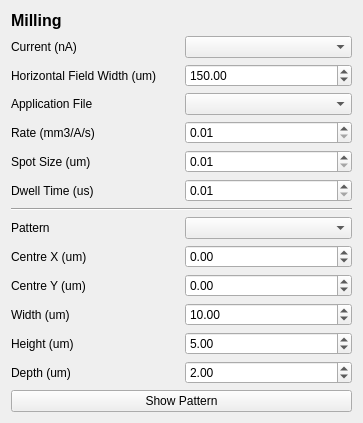
Before: the Qt Designer form fibsem/ui/qtdesigner_files/FibsemMillingWidgetui.ui in DeMarcoLab/fibsem, drawn with Qt 5.
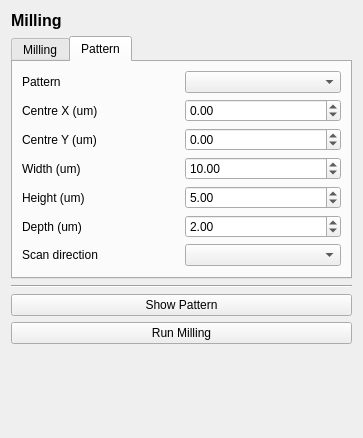
After: the same form once the commit is applied.

```diff
--- a/fibsem/ui/qtdesigner_files/FibsemMillingWidgetui.ui
+++ b/fibsem/ui/qtdesigner_files/FibsemMillingWidgetui.ui
@@ -7,21 +7,83 @@
     <x>0</x>
     <y>0</y>
     <width>363</width>
-    <height>422</height>
+    <height>438</height>
    </rect>
   </property>
   <property name="windowTitle">
    <string>Form</string>
   </property>
   <layout class="QGridLayout" name="gridLayout">
-   <item row="13" column="0">
-    <widget class="QLabel" name="label_depth">
+   <item row="10" column="0" colspan="2">
+    <widget class="Line" name="line">
+     <property name="orientation">
+      <enum>Qt::Horizontal</enum>
+     </property>
+    </widget>
+   </item>
+   <item row="19" column="0" colspan="2">
+    <spacer name="verticalSpacer">
+     <property name="orientation">
+      <enum>Qt::Vertical</enum>
+     </property>
+     <property name="sizeHint" stdset="0">
+      <size>
+       <width>20</width>
+       <height>40</height>
+      </size>
+     </property>
+    </spacer>
+   </item>
+   <item row="17" column="0" colspan="2">
+    <widget class="QPushButton" name="pushButton">
      <property name="text">
-      <string>Depth (um)</string>
+      <string>Show Pattern</string>
      </property>
     </widget>
    </item>
-   <item row="1" column="0">
+   <item row="9" column="0" colspan="2">
+    <widget class="QTabWidget" name="tabWidget">
+     <property name="minimumSize">
+      <size>
+       <width>0</width>
+       <height>0</height>
+      </size>
+     </property>
+     <property name="currentIndex">
+      <number>1</number>
+     </property>
+     <widget class="QWidget" name="tab_milling">
+      <attribute name="title">
+       <string>Milling</string>
+      </attribute>
+      <layout class="QGridLayout" name="gridLayout_2">
+       <item row="3" column="1">
+        <widget class="QComboBox" name="comboBox_application_file"/>
+       </item>
+       <item row="5" column="1">
+        <widget class="QDoubleSpinBox" name="doubleSpinBox_spot_size">
+         <property name="minimum">
+          <double>0.010000000000000</double>
+         </property>
+         <property name="singleStep">
+          <double>0.010000000000000</double>
+         </property>
+        </widget>
+       </item>
+       <item row="2" column="1">
+        <widget class="QDoubleSpinBox" name="doubleSpinBox_hfw">
+         <property name="minimum">
+          <double>10.000000000000000</double>
+         </property>
+         <property name="maximum">
+          <double>2700.000000000000000</double>
+         </property>
+         <property name="value">
+          <double>150.000000000000000</double>
+         </property>
+        </widget>
+       </item>
+       <item row="0" column="0">
     <widget class="QLabel" name="label_milling_current">
      <property name="text">
       <string>Current (nA)</string>
@@ -38,6 +100,40 @@
      </property>
     </widget>
    </item>
+       <item row="0" column="1">
+        <widget class="QComboBox" name="comboBox_milling_current"/>
+       </item>
+       <item row="4" column="1">
+        <widget class="QDoubleSpinBox" name="doubleSpinBox_rate">
+         <property name="minimum">
+          <double>0.010000000000000</double>
+         </property>
+         <property name="singleStep">
+          <double>0.010000000000000</double>
+         </property>
+        </widget>
+       </item>
+       <item row="2" column="0">
+        <widget class="QLabel" name="label_hfw">
+         <property name="text">
+          <string>Horizontal Field Width (um)</string>
+         </property>
+        </widget>
+       </item>
+       <item row="3" column="0">
+        <widget class="QLabel" name="label_application_file">
+         <property name="text">
+          <string>Application File</string>
+         </property>
+        </widget>
+       </item>
+       <item row="4" column="0">
+        <widget class="QLabel" name="label_rate">
+         <property name="text">
+          <string>Rate (mm3/A/s)</string>
+         </property>
+        </widget>
+       </item>
    <item row="5" column="0">
     <widget class="QLabel" name="label_spot_size">
      <property name="text">
@@ -45,14 +141,70 @@
      </property>
     </widget>
    </item>
-   <item row="15" column="0" colspan="2">
-    <widget class="QPushButton" name="pushButton">
+       <item row="6" column="0">
+        <widget class="QLabel" name="label_dwell_time">
      <property name="text">
-      <string>Show Pattern</string>
+          <string>Dwell Time (us)</string>
      </property>
     </widget>
    </item>
-   <item row="9" column="1">
+      </layout>
+     </widget>
+     <widget class="QWidget" name="tab_pattern">
+      <attribute name="title">
+       <string>Pattern</string>
+      </attribute>
+      <layout class="QGridLayout" name="gridLayout_3">
+       <item row="2" column="0">
+        <widget class="QLabel" name="label_centre_y">
+         <property name="text">
+          <string>Centre Y (um)</string>
+         </property>
+        </widget>
+       </item>
+       <item row="3" column="1">
+        <widget class="QDoubleSpinBox" name="doubleSpinBox_width">
+         <property name="minimum">
+          <double>0.100000000000000</double>
+         </property>
+         <property name="maximum">
+          <double>100000000000.000000000000000</double>
+         </property>
+         <property name="singleStep">
+          <double>0.100000000000000</double>
+         </property>
+         <property name="value">
+          <double>10.000000000000000</double>
+         </property>
+        </widget>
+       </item>
+       <item row="0" column="1">
+        <widget class="QComboBox" name="comboBox_pattern"/>
+       </item>
+       <item row="4" column="1">
+        <widget class="QDoubleSpinBox" name="doubleSpinBox_height">
+         <property name="minimum">
+          <double>0.100000000000000</double>
+         </property>
+         <property name="maximum">
+          <double>100000000000000.000000000000000</double>
+         </property>
+         <property name="singleStep">
+          <double>0.100000000000000</double>
+         </property>
+         <property name="value">
+          <double>5.000000000000000</double>
+         </property>
+        </widget>
+       </item>
+       <item row="1" column="0">
+        <widget class="QLabel" name="label_centre_x">
+         <property name="text">
+          <string>Centre X (um)</string>
+         </property>
+        </widget>
+       </item>
+       <item row="1" column="1">
     <widget class="QDoubleSpinBox" name="doubleSpinBox_centre_x">
      <property name="minimum">
       <double>-9999999999999999583119736832.000000000000000</double>
@@ -65,7 +217,21 @@
      </property>
     </widget>
    </item>
-   <item row="10" column="1">
+       <item row="3" column="0">
+        <widget class="QLabel" name="label_width">
+         <property name="text">
+          <string>Width (um)</string>
+         </property>
+        </widget>
+       </item>
+       <item row="5" column="0">
+        <widget class="QLabel" name="label_depth">
+         <property name="text">
+          <string>Depth (um)</string>
+         </property>
+        </widget>
+       </item>
+       <item row="2" column="1">
     <widget class="QDoubleSpinBox" name="doubleSpinBox_centre_y">
      <property name="minimum">
       <double>-10000000000000000.000000000000000</double>
@@ -78,45 +244,49 @@
      </property>
     </widget>
    </item>
-   <item row="6" column="0">
-    <widget class="QLabel" name="label_dwell_time">
-     <property name="text">
-      <string>Dwell Time (us)</string>
-     </property>
-    </widget>
-   </item>
-   <item row="9" column="0">
-    <widget class="QLabel" name="label_centre_x">
+       <item row="5" column="1">
+        <widget class="QDoubleSpinBox" name="doubleSpinBox_depth">
+         <property name="minimum">
+          <double>0.100000000000000</double>
+         </property>
+         <property name="maximum">
+          <double>10000000000.000000000000000</double>
+         </property>
+         <property name="singleStep">
+          <double>0.100000000000000</double>
+         </property>
+         <property name="value">
+          <double>2.000000000000000</double>
+         </property>
+        </widget>
+       </item>
+       <item row="4" column="0">
+        <widget class="QLabel" name="label_height">
      <property name="text">
-      <string>Centre X (um)</string>
+          <string>Height (um)</string>
      </property>
     </widget>
    </item>
-   <item row="8" column="0">
+       <item row="0" column="0">
     <widget class="QLabel" name="label_pattern">
      <property name="text">
       <string>Pattern</string>
      </property>
     </widget>
    </item>
-   <item row="16" column="0" colspan="2">
-    <spacer name="verticalSpacer">
-     <property name="orientation">
-      <enum>Qt::Vertical</enum>
-     </property>
-     <property name="sizeHint" stdset="0">
-      <size>
-       <width>20</width>
-       <height>40</height>
-      </size>
-     </property>
-    </spacer>
-   </item>
-   <item row="3" column="1">
-    <widget class="QComboBox" name="comboBox_application_file"/>
-   </item>
-   <item row="1" column="1">
-    <widget class="QComboBox" name="comboBox_milling_current"/>
+       <item row="6" column="0">
+        <widget class="QLabel" name="label">
+         <property name="text">
+          <string>Scan direction</string>
+         </property>
+        </widget>
+       </item>
+       <item row="6" column="1">
+        <widget class="QComboBox" name="scan_direction"/>
+       </item>
+      </layout>
+     </widget>
+    </widget>
    </item>
    <item row="0" column="0" colspan="2">
     <widget class="QLabel" name="label_title">
@@ -132,136 +302,10 @@
      </property>
     </widget>
    </item>
-   <item row="10" column="0">
-    <widget class="QLabel" name="label_centre_y">
+   <item row="18" column="0" colspan="2">
+    <widget class="QPushButton" name="pushButton_run_milling">
      <property name="text">
-      <string>Centre Y (um)</string>
-     </property>
-    </widget>
-   </item>
-   <item row="11" column="0">
-    <widget class="QLabel" name="label_width">
-     <property name="text">
-      <string>Width (um)</string>
-     </property>
-    </widget>
-   </item>
-   <item row="8" column="1">
-    <widget class="QComboBox" name="comboBox_pattern"/>
-   </item>
-   <item row="3" column="0">
-    <widget class="QLabel" name="label_application_file">
-     <property name="text">
-      <string>Application File</string>
-     </property>
-    </widget>
-   </item>
-   <item row="5" column="1">
-    <widget class="QDoubleSpinBox" name="doubleSpinBox_spot_size">
-     <property name="minimum">
-      <double>0.010000000000000</double>
-     </property>
-     <property name="singleStep">
-      <double>0.010000000000000</double>
-     </property>
-    </widget>
-   </item>
-   <item row="13" column="1">
-    <widget class="QDoubleSpinBox" name="doubleSpinBox_depth">
-     <property name="minimum">
-      <double>0.100000000000000</double>
-     </property>
-     <property name="maximum">
-      <double>10000000000.000000000000000</double>
-     </property>
-     <property name="singleStep">
-      <double>0.100000000000000</double>
-     </property>
-     <property name="value">
-      <double>2.000000000000000</double>
-     </property>
-    </widget>
-   </item>
-   <item row="12" column="0">
-    <widget class="QLabel" name="label_height">
-     <property name="text">
-      <string>Height (um)</string>
-     </property>
-    </widget>
-   </item>
-   <item row="11" column="1">
-    <widget class="QDoubleSpinBox" name="doubleSpinBox_width">
-     <property name="minimum">
-      <double>0.100000000000000</double>
-     </property>
-     <property name="maximum">
-      <double>100000000000.000000000000000</double>
-     </property>
-     <property name="singleStep">
-      <double>0.100000000000000</double>
-     </property>
-     <property name="value">
-      <double>10.000000000000000</double>
-     </property>
-    </widget>
-   </item>
-   <item row="12" column="1">
-    <widget class="QDoubleSpinBox" name="doubleSpinBox_height">
-     <property name="minimum">
-      <double>0.100000000000000</double>
-     </property>
-     <property name="maximum">
-      <double>100000000000000.000000000000000</double>
-     </property>
-     <property name="singleStep">
-      <double>0.100000000000000</double>
-     </property>
-     <property name="value">
-      <double>5.000000000000000</double>
-     </property>
-    </widget>
-   </item>
-   <item row="7" column="0" colspan="2">
-    <widget class="Line" name="line">
-     <property name="orientation">
-      <enum>Qt::Horizontal</enum>
-     </property>
-    </widget>
-   </item>
-   <item row="2" column="0">
-    <widget class="QLabel" name="label_hfw">
-     <property name="text">
-      <string>Horizontal Field Width (um)</string>
-     </property>
-    </widget>
-   </item>
-   <item row="2" column="1">
-    <widget class="QDoubleSpinBox" name="doubleSpinBox_hfw">
-     <property name="minimum">
-      <double>10.000000000000000</double>
-     </property>
-     <property name="maximum">
-      <double>2700.000000000000000</double>
-     </property>
-     <property name="value">
-      <double>150.000000000000000</double>
-     </property>
-    </widget>
-   </item>
-   <item row="4" column="0">
-    <widget class="QLabel" name="label_rate">
-     <property name="text">
-      <string>Rate (mm3/A/s)</string>
-     </property>
-    </widget>
-   </item>
-   <item row="4" column="1">
-    <widget class="QDoubleSpinBox" name="doubleSpinBox_rate">
-     <property name="minimum">
-      <double>0.010000000000000</double>
-     </property>
-     <property name="singleStep">
-      <double>0.010000000000000</double>
+      <string>Run Milling</string>
      </property>
     </widget>
    </item>
```
Lines whose indentation alone changed are shown as unchanged.
